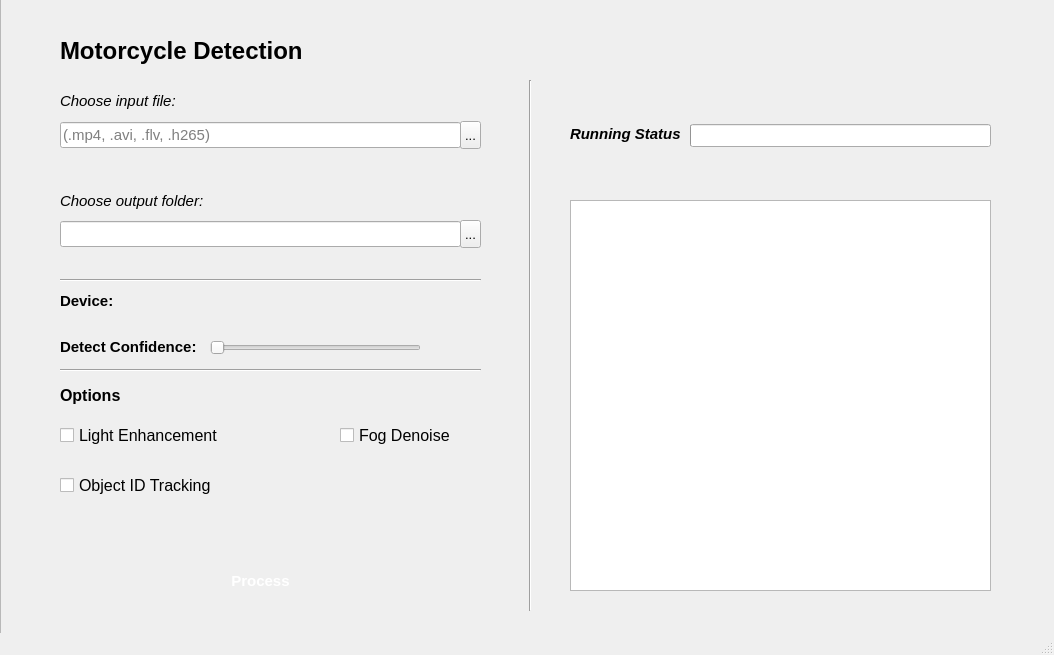
This is src/view/home_page.ui in BKAI-Team-Thay-Linh/BKAI-Demo-Motorbike-PyQT as Qt 5 draws it before an edit. The edited form follows.
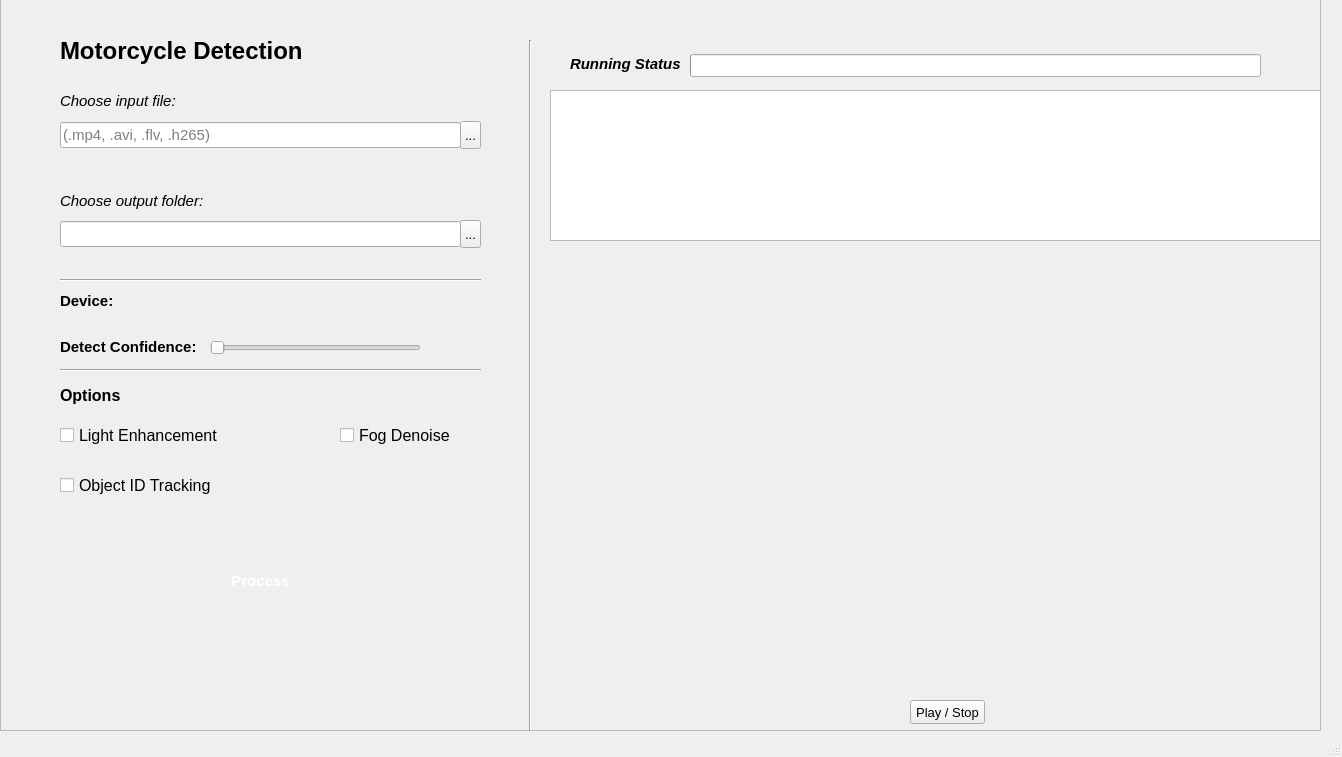
This is the edited form. Icons and pictures are not drawn.

Patch:
```diff
--- a/src/view/home_page.ui
+++ b/src/view/home_page.ui
@@ -6,8 +6,8 @@
    <rect>
     <x>0</x>
     <y>0</y>
-    <width>1054</width>
-    <height>655</height>
+                <width>1342</width>
+                <height>757</height>
    </rect>
   </property>
   <property name="windowTitle">
@@ -19,8 +19,8 @@
      <rect>
       <x>0</x>
       <y>-10</y>
-      <width>1061</width>
-      <height>671</height>
+                        <width>1321</width>
+                        <height>741</height>
      </rect>
     </property>
     <property name="font">
@@ -40,8 +40,8 @@
     <widget class="QLabel" name="spin_label">
      <property name="geometry">
       <rect>
-       <x>1010</x>
-       <y>130</y>
+                            <x>1290</x>
+                            <y>60</y>
        <width>31</width>
        <height>31</height>
       </rect>
@@ -64,8 +64,8 @@
      <property name="geometry">
       <rect>
        <x>690</x>
-       <y>134</y>
-       <width>301</width>
+                            <y>64</y>
+                            <width>571</width>
        <height>23</height>
       </rect>
      </property>
@@ -91,7 +91,7 @@
      <property name="geometry">
       <rect>
        <x>570</x>
-       <y>123</y>
+                            <y>53</y>
        <width>111</width>
        <height>41</height>
       </rect>
@@ -309,10 +309,10 @@
     <widget class="QTextEdit" name="log_area">
      <property name="geometry">
       <rect>
-       <x>570</x>
-       <y>210</y>
-       <width>421</width>
-       <height>391</height>
+                            <x>550</x>
+                            <y>100</y>
+                            <width>771</width>
+                            <height>151</height>
       </rect>
      </property>
      <property name="readOnly">
@@ -336,9 +336,9 @@
      <property name="geometry">
       <rect>
        <x>520</x>
-       <y>90</y>
+                            <y>50</y>
        <width>20</width>
-       <height>531</height>
+                            <height>691</height>
       </rect>
      </property>
      <property name="orientation">
@@ -507,9 +507,32 @@
       <string>Object ID Tracking</string>
      </property>
     </widget>
-   </widget>
-  </widget>
-  <widget class="QStatusBar" name="statusbar"/>
+                <widget class="QWidget" name="widget" native="true">
+                    <property name="geometry">
+                        <rect>
+                            <x>550</x>
+                            <y>270</y>
+                            <width>771</width>
+                            <height>431</height>
+                        </rect>
+                    </property>
+                </widget>
+                <widget class="QPushButton" name="pushButton">
+                    <property name="geometry">
+                        <rect>
+                            <x>910</x>
+                            <y>710</y>
+                            <width>75</width>
+                            <height>24</height>
+                        </rect>
+                    </property>
+                    <property name="text">
+                        <string>Play / Stop</string>
+                    </property>
+                </widget>
+            </widget>
+        </widget>
+        <widget class="QStatusBar" name="statusbar" />
  </widget>
  <resources>
   <include location="../../../AIO-TikTokShop/assets/resources.qrc"/>
```
Left out of the diff: 57 changed lines with no effect on the pictures. Lines whose indentation alone changed are shown as unchanged.
